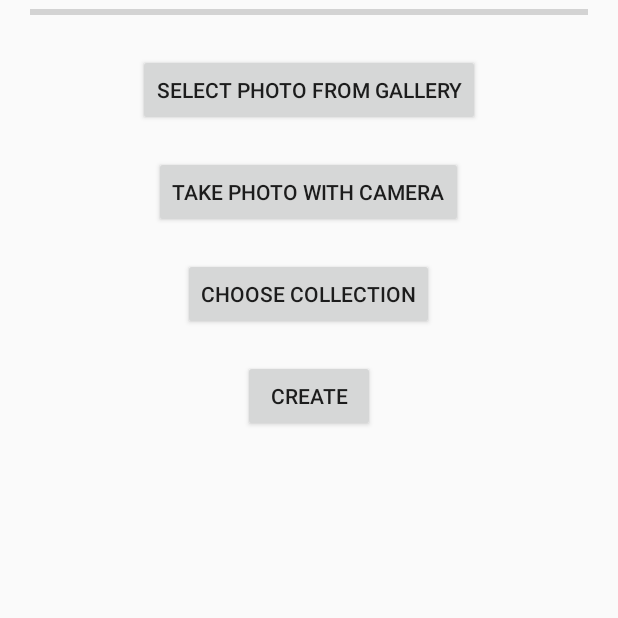
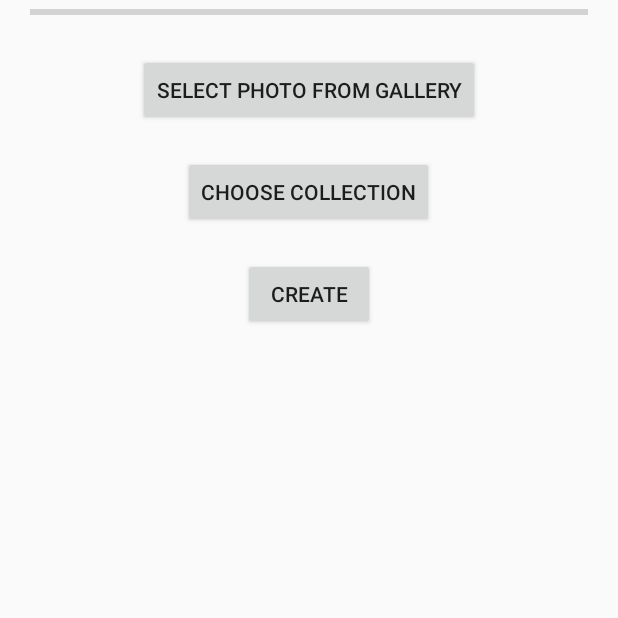
Before and after one commit to pradeepgudipati/mbaas_android_test, an Android app: the PhotosCreate screen opened directly, with no data from a screen before it, on a phone screen of 412 x 824 dp, the top half of it. Run offline under Robolectric (Android 15) with nearby library versions, the phone set to English and light mode, and no system bars; libraries missing offline, so code that uses them is left out: net.openid.appauth.

Commit message:
Modified photos module UI and removed take a photo option as both has same api flows

```diff
--- a/app/src/main/res/layout/photos_create.xml
+++ b/app/src/main/res/layout/photos_create.xml
@@ -23,20 +23,12 @@
         android:layout_marginTop="20dp"
         android:text="Select Photo from Gallery" />
 
-    <Button
-        android:id="@+id/photos_create_camera_button2"
-        android:layout_width="wrap_content"
-        android:layout_height="wrap_content"
-        android:layout_below="@+id/photos_create_gallery_button1"
-        android:layout_centerHorizontal="true"
-        android:layout_marginTop="20dp"
-        android:text="Take Photo with Camera" />
 
     <Button
         android:id="@+id/photos_create_choose_collection_button3"
         android:layout_width="wrap_content"
         android:layout_height="wrap_content"
-        android:layout_below="@+id/photos_create_camera_button2"
+        android:layout_below="@+id/photos_create_gallery_button1"
         android:layout_centerHorizontal="true"
         android:layout_marginTop="20dp"
         android:text="Choose Collection" />
```
Also changed, not shown: app/src/main/java/com/example/axway/mbaas/photos/PhotosCreate.java (+43 -38 lines).
